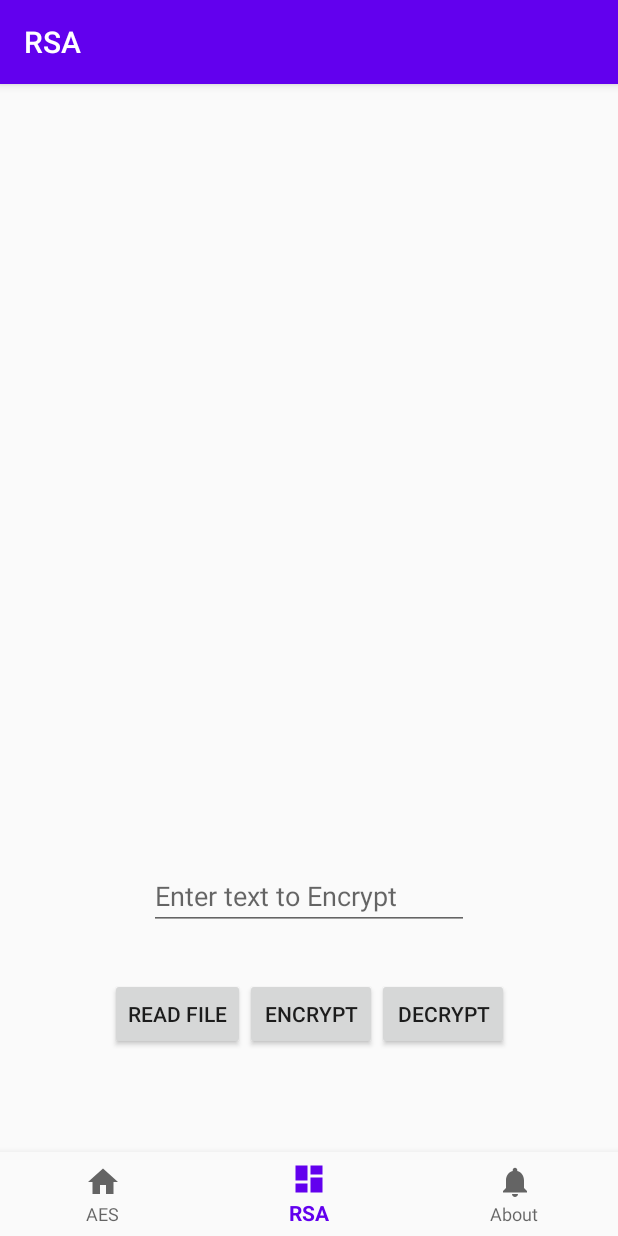
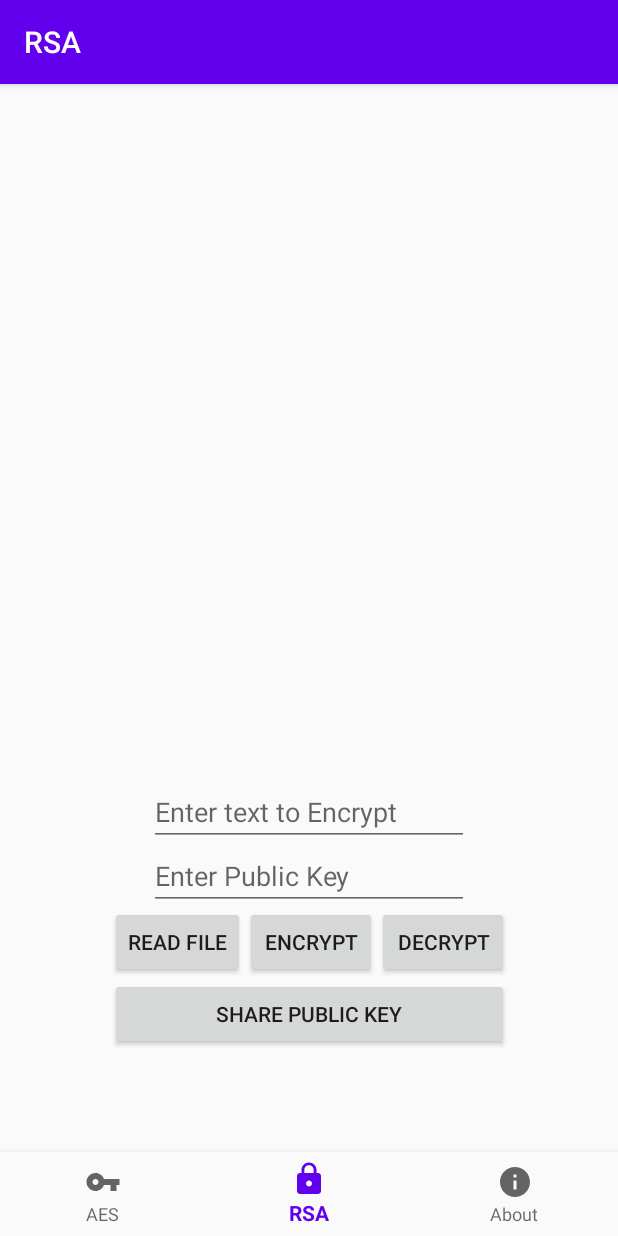
Before and after one commit to KonradKarimi/BSKApp, an Android app: the DashboardFragment screen opened through its navigation route, on a phone screen of 412 x 824 dp. Run offline under Robolectric (Android 15) with nearby library versions, the phone set to English and light mode, and no system bars; our stand-ins replace Firebase (no records; nobody signed in at launch, a user with empty details on screens opened directly), data binding, navigation-ui.

Commit message:
Never gonna let you down

```diff
--- a/app/build.gradle
+++ b/app/build.gradle
@@ -42,4 +42,7 @@ dependencies {
     testImplementation 'junit:junit:4.12'
     androidTestImplementation 'androidx.test.ext:junit:1.1.1'
     androidTestImplementation 'androidx.test.espresso:espresso-core:3.2.0'
+
+    implementation 'com.github.medyo:android-about-page:1.2.6'
+
 }
--- a/app/src/main/java/com/konradkarimi/bskapp/ui/dashboard/DashboardViewModel.java
+++ b/app/src/main/java/com/konradkarimi/bskapp/ui/dashboard/DashboardViewModel.java
@@ -7,17 +7,27 @@ import androidx.lifecycle.ViewModel;
 public class DashboardViewModel extends ViewModel {
 
     private MutableLiveData<String> mText;
+    private MutableLiveData<String> mPublicKeyText;
 
     public DashboardViewModel() {
         mText = new MutableLiveData<>();
         mText.setValue("Here is your text to encrypt! 🔐");
+        mPublicKeyText = new MutableLiveData<>();
     }
 
     public LiveData<String> getText() {
         return mText;
     }
 
+    public LiveData<String> getPublicKeyText() {
+        return mPublicKeyText;
+    }
+
     public void setText(CharSequence s) {
         this.mText.setValue(s.toString());
     }
+
+    public void setPublicKeyText(CharSequence s) {
+        this.mPublicKeyText.setValue(s.toString());
+    }
 }
--- /dev/null
+++ b/app/src/main/res/drawable/ic_baseline_info_24.xml
@@ -0,0 +1,10 @@
+<vector xmlns:android="http://schemas.android.com/apk/res/android"
+    android:width="24dp"
+    android:height="24dp"
+    android:viewportWidth="24"
+    android:viewportHeight="24"
+    android:tint="?attr/colorControlNormal">
+  <path
+      android:fillColor="@android:color/white"
+      android:pathData="M12,2C6.48,2 2,6.48 2,12s4.48,10 10,10 10,-4.48 10,-10S17.52,2 12,2zM13,17h-2v-6h2v6zM13,9h-2L11,7h2v2z"/>
+</vector>
--- /dev/null
+++ b/app/src/main/res/drawable/ic_baseline_lock_24.xml
@@ -0,0 +1,10 @@
+<vector xmlns:android="http://schemas.android.com/apk/res/android"
+    android:width="24dp"
+    android:height="24dp"
+    android:viewportWidth="24"
+    android:viewportHeight="24"
+    android:tint="?attr/colorControlNormal">
+  <path
+      android:fillColor="@android:color/white"
+      android:pathData="M18,8h-1L17,6c0,-2.76 -2.24,-5 -5,-5S7,3.24 7,6v2L6,8c-1.1,0 -2,0.9 -2,2v10c0,1.1 0.9,2 2,2h12c1.1,0 2,-0.9 2,-2L20,10c0,-1.1 -0.9,-2 -2,-2zM12,17c-1.1,0 -2,-0.9 -2,-2s0.9,-2 2,-2 2,0.9 2,2 -0.9,2 -2,2zM15.1,8L8.9,8L8.9,6c0,-1.71 1.39,-3.1 3.1,-3.1 1.71,0 3.1,1.39 3.1,3.1v2z"/>
+</vector>
--- /dev/null
+++ b/app/src/main/res/drawable/ic_baseline_vpn_key_24.xml
@@ -0,0 +1,10 @@
+<vector xmlns:android="http://schemas.android.com/apk/res/android"
+    android:width="24dp"
+    android:height="24dp"
+    android:viewportWidth="24"
+    android:viewportHeight="24"
+    android:tint="?attr/colorControlNormal">
+  <path
+      android:fillColor="@android:color/white"
+      android:pathData="M12.65,10C11.83,7.67 9.61,6 7,6c-3.31,0 -6,2.69 -6,6s2.69,6 6,6c2.61,0 4.83,-1.67 5.65,-4H17v4h4v-4h2v-4H12.65zM7,14c-1.1,0 -2,-0.9 -2,-2s0.9,-2 2,-2 2,0.9 2,2 -0.9,2 -2,2z"/>
+</vector>
--- a/app/src/main/res/drawable/ic_dashboard_black_24dp.xml
+++ /dev/null
@@ -1,9 +0,0 @@
-<vector xmlns:android="http://schemas.android.com/apk/res/android"
-    android:width="24dp"
-    android:height="24dp"
-    android:viewportWidth="24.0"
-    android:viewportHeight="24.0">
-    <path
-        android:fillColor="#FF000000"
-        android:pathData="M3,13h8L11,3L3,3v10zM3,21h8v-6L3,15v6zM13,21h8L21,11h-8v10zM13,3v6h8L21,3h-8z" />
-</vector>
--- a/app/src/main/res/drawable/ic_home_black_24dp.xml
+++ /dev/null
@@ -1,9 +0,0 @@
-<vector xmlns:android="http://schemas.android.com/apk/res/android"
-    android:width="24dp"
-    android:height="24dp"
-    android:viewportWidth="24.0"
-    android:viewportHeight="24.0">
-    <path
-        android:fillColor="#FF000000"
-        android:pathData="M10,20v-6h4v6h5v-8h3L12,3 2,12h3v8z" />
-</vector>
--- a/app/src/main/res/drawable/ic_notifications_black_24dp.xml
+++ /dev/null
@@ -1,9 +0,0 @@
-<vector xmlns:android="http://schemas.android.com/apk/res/android"
-    android:width="24dp"
-    android:height="24dp"
-    android:viewportWidth="24.0"
-    android:viewportHeight="24.0">
-    <path
-        android:fillColor="#FF000000"
-        android:pathData="M12,22c1.1,0 2,-0.9 2,-2h-4c0,1.1 0.89,2 2,2zM18,16v-5c0,-3.07 -1.64,-5.64 -4.5,-6.32L13.5,4c0,-0.83 -0.67,-1.5 -1.5,-1.5s-1.5,0.67 -1.5,1.5v0.68C7.63,5.36 6,7.92 6,11v5l-2,2v1h16v-1l-2,-2z" />
-</vector>
--- a/app/src/main/res/layout/fragment_dashboard.xml
+++ b/app/src/main/res/layout/fragment_dashboard.xml
@@ -21,6 +21,7 @@
             android:layout_width="0dp"
             android:layout_height="0dp"
             android:layout_marginTop="24dp"
+            android:layout_marginBottom="24dp"
             app:layout_constraintBottom_toTopOf="@+id/textToEncryptET"
             app:layout_constraintEnd_toEndOf="parent"
             app:layout_constraintHorizontal_bias="0.498"
@@ -46,11 +47,15 @@
             android:layout_height="wrap_content"
             android:layout_marginTop="16dp"
             android:layout_marginBottom="124dp"
-            android:orientation="horizontal"
+            android:orientation="vertical"
             app:layout_constraintBottom_toBottomOf="parent"
             app:layout_constraintEnd_toEndOf="parent"
             app:layout_constraintStart_toStartOf="parent"
             app:layout_constraintTop_toBottomOf="@+id/textToEncryptET">
+
+            <LinearLayout
+                android:layout_width="wrap_content"
+                android:layout_height="wrap_content">
 
                 <Button
                     android:id="@+id/readFBTN"
@@ -74,12 +79,26 @@
                     android:text="Decrypt" />
             </LinearLayout>
 
+
+            <LinearLayout
+                android:layout_width="match_parent"
+                android:layout_height="wrap_content">
+
+                <Button
+                    android:id="@+id/sharePubKeyBTN"
+                    android:layout_width="wrap_content"
+                    android:layout_height="wrap_content"
+                    android:layout_weight="1"
+                    android:text="Share Public Key" />
+            </LinearLayout>
+        </LinearLayout>
+
         <EditText
             android:id="@+id/textToEncryptET"
             android:layout_width="wrap_content"
             android:layout_height="wrap_content"
-            android:layout_marginTop="16dp"
-            android:layout_marginBottom="16dp"
+            android:layout_marginTop="24dp"
+            android:layout_marginBottom="24dp"
             android:afterTextChanged="@{(editable)->viewmodel.setText(editable)}"
             android:ems="10"
             android:hint="Enter text to Encrypt"
@@ -89,6 +108,21 @@
             app:layout_constraintStart_toStartOf="parent"
             app:layout_constraintTop_toBottomOf="@+id/scrollView2" />
 
+        <EditText
+            android:id="@+id/publicKeyET"
+            android:layout_width="wrap_content"
+            android:layout_height="wrap_content"
+            android:layout_marginTop="24dp"
+            android:layout_marginBottom="24dp"
+            android:afterTextChanged="@{(editable)->viewmodel.setPublicKeyText(editable)}"
+            android:ems="10"
+            android:hint="Enter Public Key"
+            android:inputType="textPersonName"
+            app:layout_constraintBottom_toTopOf="@+id/linearLayout"
+            app:layout_constraintEnd_toEndOf="parent"
+            app:layout_constraintStart_toStartOf="parent"
+            app:layout_constraintTop_toBottomOf="@+id/textToEncryptET" />
+
 
     </androidx.constraintlayout.widget.ConstraintLayout>
 </layout>
--- a/app/src/main/res/menu/bottom_nav_menu.xml
+++ b/app/src/main/res/menu/bottom_nav_menu.xml
@@ -3,17 +3,17 @@
 
     <item
         android:id="@+id/navigation_home"
-        android:icon="@drawable/ic_home_black_24dp"
+        android:icon="@drawable/ic_baseline_vpn_key_24"
         android:title="@string/title_aes" />
 
     <item
         android:id="@+id/navigation_dashboard"
-        android:icon="@drawable/ic_dashboard_black_24dp"
+        android:icon="@drawable/ic_baseline_lock_24"
         android:title="@string/title_rsa" />
 
     <item
         android:id="@+id/navigation_notifications"
-        android:icon="@drawable/ic_notifications_black_24dp"
+        android:icon="@drawable/ic_baseline_info_24"
         android:title="@string/title_about" />
 
 </menu>
--- a/app/src/main/res/values/styles.xml
+++ b/app/src/main/res/values/styles.xml
@@ -1,7 +1,7 @@
 <resources>
 
     <!-- Base application theme. -->
-    <style name="AppTheme" parent="Theme.AppCompat.Light.DarkActionBar">
+    <style name="AppTheme" parent="Theme.AppCompat.DayNight.DarkActionBar">
         <!-- Customize your theme here. -->
         <item name="colorPrimary">@color/colorPrimary</item>
         <item name="colorPrimaryDark">@color/colorPrimaryDark</item>
--- a/build.gradle
+++ b/build.gradle
@@ -9,7 +9,7 @@ buildscript {
     }
     dependencies {
         classpath 'com.android.tools.build:gradle:4.0.0'
-        classpath 'com.google.gms:google-services:4.2.0'
+        classpath 'com.google.gms:google-services:4.3.3'
 
 
         // NOTE: Do not place your application dependencies here; they belong
```
Also changed, not shown: app/src/main/java/com/konradkarimi/bskapp/services/FirestoreService.java (+16 -0 lines), app/src/main/java/com/konradkarimi/bskapp/ui/dashboard/DashboardFragment.java (+22 -9 lines), app/src/main/java/com/konradkarimi/bskapp/ui/notifications/NotificationsFragment.java (+15 -13 lines), app/src/main/java/com/konradkarimi/bskapp/utils/FileHandler.java (+8 -0 lines), app/src/main/java/com/konradkarimi/bskapp/utils/RSAUtils.java (+65 -10 lines). Lines whose indentation alone changed are shown as unchanged.
